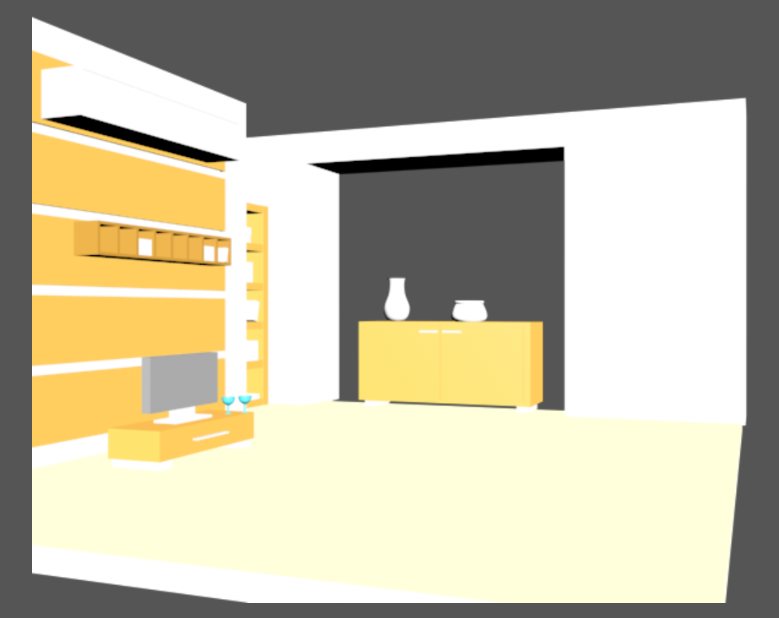
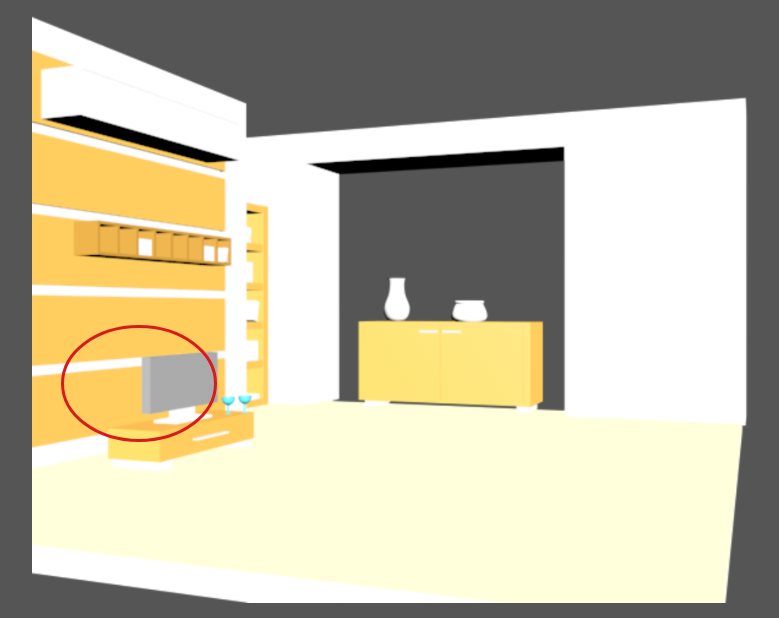
Before and after one commit to PrzemyslawWardzynski/InteriorAnimation, an Android app: the screen it shows after launch (MainActivity), on a phone screen of 824 x 412 dp (held sideways). Shown: the whole screen, without its empty margins (194-973 px from the left). Run offline under Robolectric (Android 15) with nearby library versions, the phone set to English and light mode, and no system bars.

Commit message:
Changed/Used GestureDetector to detect scroll gestures and play through the animation. Added 3 circles that track three objects in the animation.

```diff
--- a/app/src/main/java/com/example/interioranimation/MainActivity.java
+++ b/app/src/main/java/com/example/interioranimation/MainActivity.java
@@ -3,18 +3,23 @@ package com.example.interioranimation;
 
 
 
+import android.graphics.Path;
+import android.graphics.PathMeasure;
 import android.support.v4.view.GestureDetectorCompat;
 
 import android.support.v7.app.AppCompatActivity;
 import android.os.Bundle;
 import android.util.Log;
 
+import android.view.GestureDetector;
 import android.view.MotionEvent;
 
+import android.view.View;
 import android.view.ViewGroup;
 
+import android.widget.ImageButton;
 import android.widget.ImageView;
-
+import android.widget.Toast;
 
 
 public class MainActivity extends AppCompatActivity{
@@ -25,6 +30,12 @@ public class MainActivity extends AppCompatActivity{
 
     private ViewGroup mainLayout;
     private ImageView img;
+    private ImageButton ib;
+    private ImageButton ib2;
+    private ImageButton ib3;
+    private PathMeasure pm1;
+    private PathMeasure pm2;
+    private PathMeasure pm3;
 
     private int counter;
     private String fileName = "anim0000";
@@ -39,63 +50,141 @@ public class MainActivity extends AppCompatActivity{
         int res = getResources().getIdentifier(fileName, "drawable", this.getPackageName());
         img.setImageResource(res);
 
+        mDetector = new GestureDetectorCompat(this, new MyGestureListener());
+
+        ib = findViewById(R.id.imageButton);
+        ib2 = findViewById(R.id.imageButton2);
+        ib3 = findViewById(R.id.imageButton3);
 
 
+        Path tvPath = new Path();
+        tvPath.moveTo(235, 332);
+        tvPath.lineTo(137, 332);
+        tvPath.close();
+        pm1 = new PathMeasure(tvPath, false);
+
+        Path vasePath = new Path();
+        vasePath.moveTo(671, 238);
+        vasePath.lineTo(861, 238);
+        vasePath.close();
+        pm2 = new PathMeasure(vasePath, false);
+
+        Path wdPath = new Path();
+        wdPath.moveTo(471, 90);
+        wdPath.lineTo(540, 90);
+        wdPath.close();
+        pm3 = new PathMeasure(wdPath, false);
 
 
     }
 
     @Override
-    public boolean onTouchEvent(MotionEvent event) {
+    public boolean onTouchEvent(MotionEvent event){
+        this.mDetector.onTouchEvent(event);
+        return super.onTouchEvent(event);
+    }
 
-        int action = event.getActionMasked();
+    class MyGestureListener extends GestureDetector.SimpleOnGestureListener {
+        private static final String DEBUG_TAG = "Gestures";
 
-        switch (action) {
-            case (MotionEvent.ACTION_DOWN):
-                Log.d(DEBUG_TAG, "Action was DOWN");
-                return true;
-            case (MotionEvent.ACTION_MOVE):
+        @Override
+        public boolean onDown(MotionEvent event) {
+            //Log.d(DEBUG_TAG,"onDown: " + event.toString());
+            return true;
+        }
 
-                float orientation=0;
-                if(event.getHistorySize() > 0 )
-                    orientation =  event.getX() - event.getHistoricalX(event.getHistorySize()-1);
-                    int jump = (int) Math.abs(orientation*SPEED);
-
-                if(orientation <0 && (counter + jump)< IMAGES_COUNT )
-                    counter += jump;
-
-                if (orientation > 0 && (counter - jump) > 0)
-                    counter -= jump;
+        @Override
+        public boolean onFling(MotionEvent event1, MotionEvent event2,
+                               float velocityX, float velocityY) {
+            //fling(velocityX);
+           // Log.d(DEBUG_TAG, "onFling: " + velocityX);
+            return true;
+        }
 
 
 
-                if(counter >= 100)
-                    fileName = fileName.substring(0,fileName.length()-3) + counter;
+        @Override
+        public boolean onScroll(MotionEvent event1, MotionEvent event2, float distanceX,
+                                float distanceY) {
 
-                else if (counter >= 10 && counter <100)
-                    fileName = fileName.substring(0,fileName.length()-3) +"0" + counter;
-                else
-                    fileName = fileName.substring(0,fileName.length()-3) + "00" + counter;
-
-                Log.d(DEBUG_TAG,",NAME:" + orientation);
-                int res = this.getResources().getIdentifier(fileName, "drawable", this.getPackageName());
-                img.setImageResource(res);
+            scroll(distanceX);
+            track(pm1, ib, 1.8f,0, 127); //~1.62 distance/frames
+            track(pm2, ib2,2.0f,170,250); //~2.34 distance/frames
+            track(pm3, ib3,2.3f,220,250); // exact wartosc distance/frames
 
 
+            //Log.d(DEBUG_TAG, "onScroll: " + distanceX + " " + event2.toString());
+            return true;
+        }
+    }
 
 
+    public void scroll(float distanceX) {
+        float orientation = 0;
+            orientation = distanceX;
+        int jump = (int) Math.abs(orientation * 1);
+
+        if (orientation > 0 && (counter + jump) < IMAGES_COUNT)
+            counter += jump;
+
+        if (orientation < 0 && (counter - jump) > 0)
+            counter -= jump;
 
 
+        if (counter >= 100)
+            fileName = fileName.substring(0, fileName.length() - 3) + counter;
+
+        else if (counter >= 10 && counter < 100)
+            fileName = fileName.substring(0, fileName.length() - 3) + "0" + counter;
+        else
+            fileName = fileName.substring(0, fileName.length() - 3) + "00" + counter;
+
+        int res = this.getResources().getIdentifier(fileName, "drawable", this.getPackageName());
+
+        Log.d(DEBUG_TAG,"Counter:" + counter + "   X:" + ib3.getX() + ib3.getY());
 
 
+        img.setImageResource(res);
+    }
+
+    public void fling(float velocityX) {
+
+    }
+
+    public void track(PathMeasure pm, ImageButton ib, float frame2posRatio, int firstFrame, int lastFrame){
 
 
+        boolean isInFrame = counter >= firstFrame && counter <= lastFrame;
+
+        float fSegmentLen = pm.getLength() / ((lastFrame-firstFrame));
+        float afP[] = {0f, 0f};
+
+        if (isInFrame) {
+            pm.getPosTan(fSegmentLen * (counter-firstFrame)/frame2posRatio, afP, null);
+            //Log.d(DEBUG_TAG," " + afP[0]);
+            ib.setX( (int)(afP[0]));
+        }
+        if(!isInFrame) {
+            ib.setVisibility(View.INVISIBLE);
+            ib.setEnabled(false);
+        }
+        else {
+            ib.setVisibility(View.VISIBLE);
+            ib.setEnabled(true);
+        }
+    }
+
+    public void popupMessage(View view){
+
+        switch(view.getId()){
+            case R.id.imageButton: Toast.makeText(this,"Telewizor", Toast.LENGTH_SHORT).show(); break;
+            case R.id.imageButton2: Toast.makeText(this,"Waza",Toast.LENGTH_SHORT).show(); break;
+            case R.id.imageButton3: Toast.makeText(this,"Szafa",Toast.LENGTH_SHORT).show(); break;
+            default: Log.d(DEBUG_TAG,"ID:" + view.getId());
+        }
 
 
-                return true;
+    }
 
-            default:
-                return super.onTouchEvent(event);
-        }
-    }
+
 }
--- /dev/null
+++ b/app/src/main/res/drawable/circle.xml
@@ -0,0 +1,7 @@
+<?xml version="1.0" encoding="utf-8"?>
+<shape xmlns:android="http://schemas.android.com/apk/res/android"
+    android:shape="oval">
+    <stroke
+        android:width="2dp"
+        android:color="@color/colorAccent"/>
+</shape>
--- a/app/src/main/res/layout/activity_main.xml
+++ b/app/src/main/res/layout/activity_main.xml
@@ -5,7 +5,8 @@
     android:layout_width="match_parent"
     android:layout_height="match_parent"
     android:id="@+id/main"
-    tools:context=".MainActivity">
+    tools:context=".MainActivity"
+    android:animateLayoutChanges="true">
 
     <ImageView
         android:id="@+id/imageView"
@@ -18,14 +19,66 @@
         android:paddingTop="10dp"
         android:paddingRight="10dp"
         android:paddingBottom="10dp"
+        android:src="@drawable/anim0250"
         app:layout_constraintBottom_toBottomOf="parent"
         app:layout_constraintEnd_toEndOf="parent"
-        app:layout_constraintHorizontal_bias="0.0"
+        app:layout_constraintHorizontal_bias="1.0"
         app:layout_constraintStart_toStartOf="parent"
         app:layout_constraintTop_toTopOf="parent"
         app:layout_constraintVertical_bias="0.0" />
 
+    <ImageButton
+        android:id="@+id/imageButton3"
+        android:layout_width="142dp"
+        android:layout_height="234dp"
+        android:layout_marginStart="8dp"
+        android:layout_marginTop="8dp"
+        android:layout_marginEnd="8dp"
+        android:layout_marginBottom="8dp"
+        android:background="@drawable/circle"
+        android:onClick="popupMessage"
+        android:visibility="invisible"
+        app:layout_constraintBottom_toBottomOf="parent"
+        app:layout_constraintEnd_toEndOf="@+id/imageView"
+        app:layout_constraintHorizontal_bias="0.595"
+        app:layout_constraintStart_toStartOf="parent"
+        app:layout_constraintTop_toTopOf="parent"
+        app:layout_constraintVertical_bias="0.496" />
 
+    <ImageButton
+        android:id="@+id/imageButton2"
+        android:layout_width="63dp"
+        android:layout_height="76dp"
+        android:layout_marginStart="8dp"
+        android:layout_marginTop="8dp"
+        android:layout_marginEnd="8dp"
+        android:layout_marginBottom="8dp"
+        android:background="@drawable/circle"
+        android:onClick="popupMessage"
+        android:visibility="invisible"
+        app:layout_constraintBottom_toBottomOf="parent"
+        app:layout_constraintEnd_toEndOf="@+id/imageView"
+        app:layout_constraintHorizontal_bias="0.633"
+        app:layout_constraintStart_toStartOf="parent"
+        app:layout_constraintTop_toTopOf="parent"
+        app:layout_constraintVertical_bias="0.46" />
+
+    <ImageButton
+        android:id="@+id/imageButton"
+        android:layout_width="104dp"
+        android:layout_height="78dp"
+        android:layout_marginStart="8dp"
+        android:layout_marginTop="8dp"
+        android:layout_marginEnd="8dp"
+        android:layout_marginBottom="8dp"
+        android:background="@drawable/circle"
+        android:onClick="popupMessage"
+        app:layout_constraintBottom_toBottomOf="parent"
+        app:layout_constraintEnd_toEndOf="@+id/imageView"
+        app:layout_constraintHorizontal_bias="0.23"
+        app:layout_constraintStart_toStartOf="parent"
+        app:layout_constraintTop_toTopOf="parent"
+        app:layout_constraintVertical_bias="0.656" />
 
 
 </android.support.constraint.ConstraintLayout>
```
Also changed, not shown: app/src/main/java/com/example/interioranimation/MainActivitycopy.java (deleted, +0 -75 lines).
